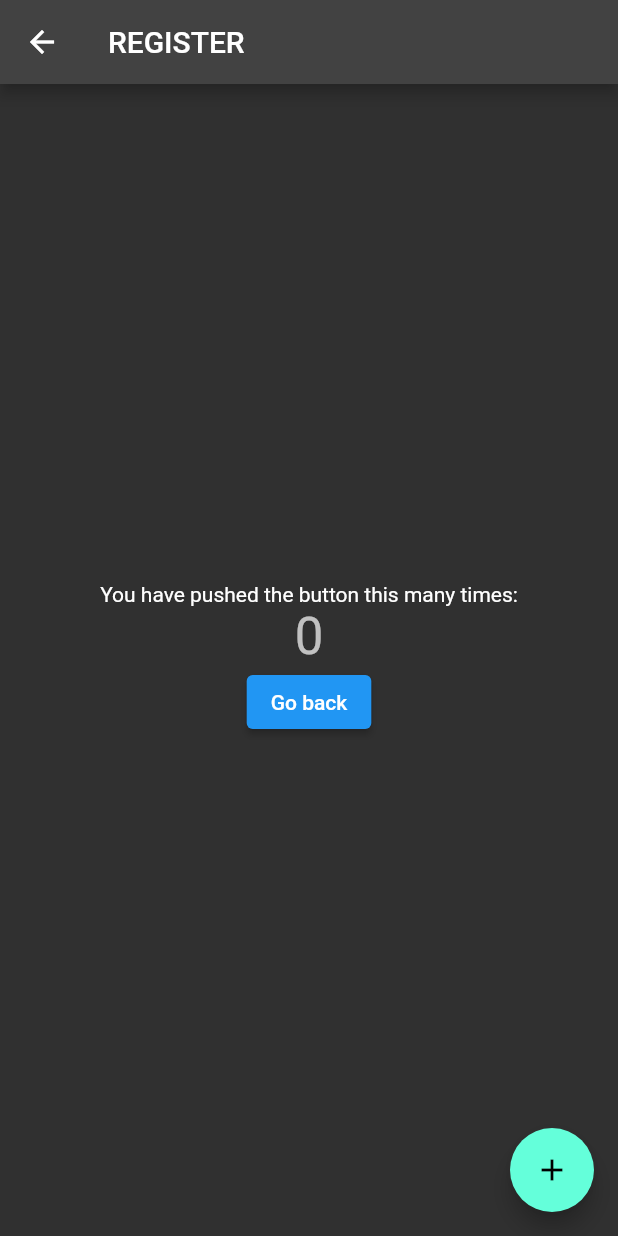
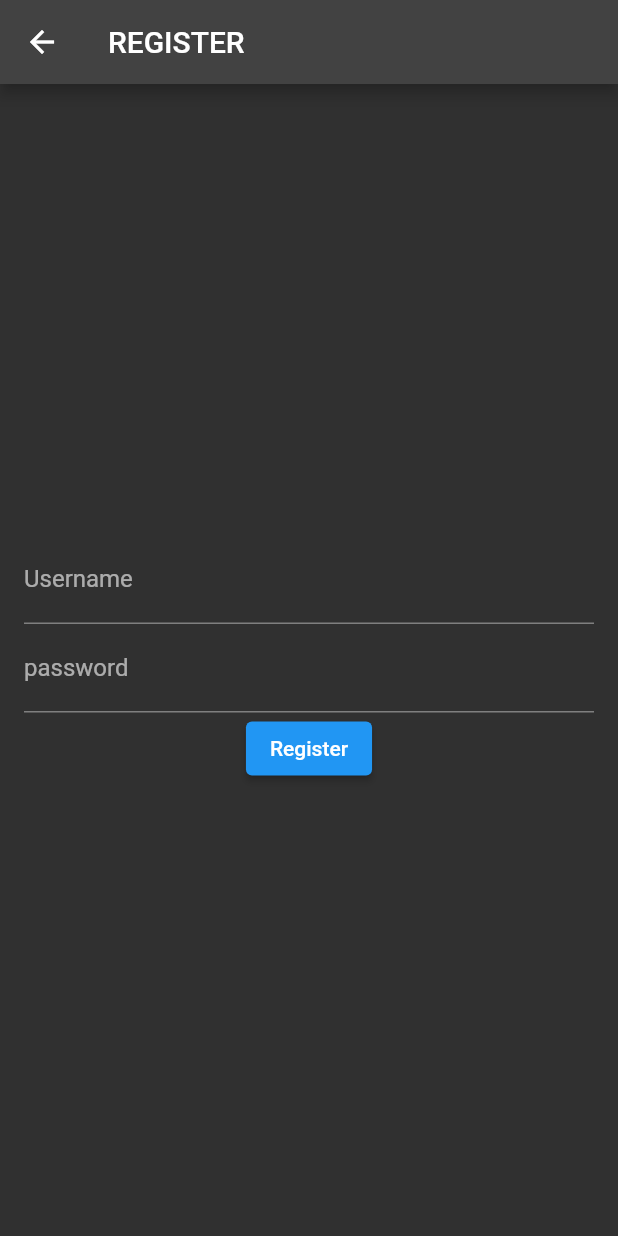
Before and after one commit to renzoventura/bememe, a Flutter app: the screen it shows after launch, after a tap on "Go to register", on a phone screen of 412 x 824 dp. Run offline on Flutter 3.47's test engine with Material 2 defaults, Android fonts, the phone set to English and light mode, and no system bars; our stand-ins replace go_router, supabase_flutter; accounts and stored records are empty; network calls fail.

Commit message:
Implement register function

```diff
--- /dev/null
+++ b/lib/components/text_form.dart
@@ -0,0 +1,21 @@
+import 'package:flutter/material.dart';
+
+class TextForm extends StatelessWidget {
+  const TextForm({
+    Key? key,
+    required this.label,
+    required this.controller,
+  }) : super(key: key);
+  final String label;
+  final TextEditingController controller;
+
+  @override
+  Widget build(BuildContext context) {
+    return TextFormField(
+      controller: controller,
+      decoration: InputDecoration(
+        label: Text(label),
+      ),
+    );
+  }
+}
--- a/lib/main.dart
+++ b/lib/main.dart
@@ -1,6 +1,13 @@
 import 'package:bememe/bememe.dart';
 import 'package:flutter/material.dart';
+import 'package:supabase_flutter/supabase_flutter.dart';
 
-void main() {
+Future<void> main() async {
+  await Supabase.initialize(url: supabaseUrl, anonKey: supabaseKey);
   runApp(const Bememe());
 }
+
+final supabase = Supabase.instance.client;
+
+const supabaseUrl = 'https://dlbpvolnydaqoexyciiy.supabase.co';
+final supabaseKey = const String.fromEnvironment('SUPABASE_KEY');
--- a/lib/screens/login/screens/login_screen.dart
+++ b/lib/screens/login/screens/login_screen.dart
@@ -13,14 +13,6 @@ class LoginScreen extends StatefulWidget {
 }
 
 class _LoginScreenState extends State<LoginScreen> {
-  int _counter = 0;
-
-  void _incrementCounter() {
-    setState(() {
-      _counter++;
-    });
-  }
-
   @override
   Widget build(BuildContext context) {
     return Scaffold(
@@ -31,13 +23,6 @@ class _LoginScreenState extends State<LoginScreen> {
         child: Column(
           mainAxisAlignment: MainAxisAlignment.center,
           children: <Widget>[
-            const Text(
-              'You have pushed the button this many times:',
-            ),
-            Text(
-              '$_counter',
-              style: Theme.of(context).textTheme.headlineMedium,
-            ),
             PrimaryButton(
               onTap: () {
                 context.pushNamed(RegisterScreen.path);
@@ -53,11 +38,6 @@ class _LoginScreenState extends State<LoginScreen> {
           ],
         ),
       ),
-      floatingActionButton: FloatingActionButton(
-        onPressed: _incrementCounter,
-        tooltip: 'Increment',
-        child: const Icon(Icons.add),
-      ), // This trailing comma makes auto-formatting nicer for build methods.
     );
   }
 }
--- a/lib/screens/register/screens/register_screen.dart
+++ b/lib/screens/register/screens/register_screen.dart
@@ -1,6 +1,9 @@
 import 'package:bememe/components/primary_button.dart';
+import 'package:bememe/components/text_form.dart';
+import 'package:bememe/main.dart';
 import 'package:flutter/material.dart';
 import 'package:go_router/go_router.dart';
+import 'package:supabase_flutter/supabase_flutter.dart';
 
 class RegisterScreen extends StatefulWidget {
   static String path = "register";
@@ -11,13 +14,8 @@ class RegisterScreen extends StatefulWidget {
 }
 
 class _RegisterScreenState extends State<RegisterScreen> {
-  int _counter = 0;
-
-  void _incrementCounter() {
-    setState(() {
-      _counter++;
-    });
-  }
+  TextEditingController userName = TextEditingController();
+  TextEditingController password = TextEditingController();
 
   @override
   Widget build(BuildContext context) {
@@ -26,30 +24,36 @@ class _RegisterScreenState extends State<RegisterScreen> {
         title: const Text('REGISTER'),
       ),
       body: Center(
+        child: Padding(
+          padding: const EdgeInsets.symmetric(horizontal: 16),
           child: Column(
             mainAxisAlignment: MainAxisAlignment.center,
             children: <Widget>[
-            const Text(
-              'You have pushed the button this many times:',
+              TextForm(
+                label: 'Username',
+                controller: userName,
               ),
-            Text(
-              '$_counter',
-              style: Theme.of(context).textTheme.headlineMedium,
+              TextForm(
+                label: 'password',
+                controller: password,
               ),
               PrimaryButton(
-              onTap: () {
-                context.pop();
+                onTap: () async {
+                  final AuthResponse res = await supabase.auth.signUp(
+                    email: userName.text,
+                    password: password.text,
+                  );
+                  final Session? session = res.session;
+                  print(session);
+                  final User? user = res.user;
+                  print(user);
                 },
-              text: 'Go back',
+                text: "Register",
               ),
             ],
           ),
         ),
-      floatingActionButton: FloatingActionButton(
-        onPressed: _incrementCounter,
-        tooltip: 'Increment',
-        child: const Icon(Icons.add),
-      ), // This trailing comma makes auto-formatting nicer for build methods.
+      ),
     );
   }
 }
```
Lines whose indentation alone changed are shown as unchanged.
